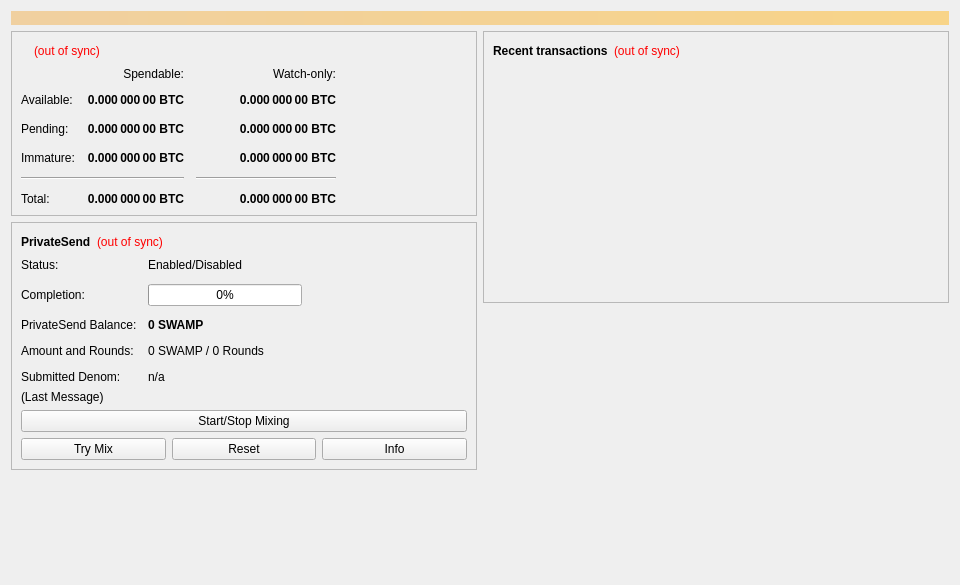
Before: the Qt Designer form src/qt/forms/overviewpage.ui in devilking6105/swamp, drawn with Qt 5.
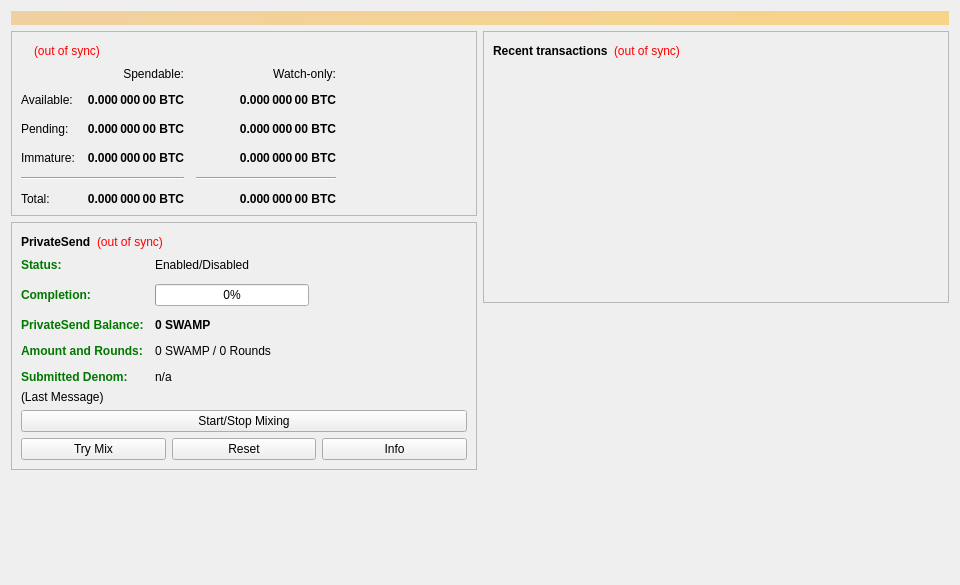
After: the same form once the commit is applied.

The edit to the form file:
```diff
--- a/src/qt/forms/overviewpage.ui
+++ b/src/qt/forms/overviewpage.ui
@@ -467,7 +467,7 @@
             <item row="0" column="0">
              <widget class="QLabel" name="labelPrivateSendEnabledText">
               <property name="text">
-               <string>Status:</string>
+               <string>&lt;html&gt;&lt;head/&gt;&lt;body&gt;&lt;p&gt;&lt;span style=&quot; font-weight:600; color:#007800;&quot;&gt;Status:&lt;/span&gt;&lt;/p&gt;&lt;/body&gt;&lt;/html&gt;</string>
               </property>
              </widget>
             </item>
@@ -481,7 +481,7 @@
             <item row="1" column="0">
              <widget class="QLabel" name="labelCompletitionText">
               <property name="text">
-               <string>Completion:</string>
+               <string>&lt;html&gt;&lt;head/&gt;&lt;body&gt;&lt;p&gt;&lt;span style=&quot; font-weight:600; color:#007800;&quot;&gt;Completion:&lt;/span&gt;&lt;/p&gt;&lt;/body&gt;&lt;/html&gt;</string>
               </property>
              </widget>
             </item>
@@ -501,7 +501,7 @@
             <item row="2" column="0">
              <widget class="QLabel" name="labelAnonymizedText">
               <property name="text">
-               <string>PrivateSend Balance:</string>
+               <string>&lt;html&gt;&lt;head/&gt;&lt;body&gt;&lt;p&gt;&lt;span style=&quot; font-weight:600; color:#007800;&quot;&gt;PrivateSend Balance:&lt;/span&gt;&lt;/p&gt;&lt;/body&gt;&lt;/html&gt;</string>
               </property>
              </widget>
             </item>
@@ -521,7 +521,7 @@
             <item row="3" column="0">
              <widget class="QLabel" name="labelAmountAndRoundsText">
               <property name="text">
-               <string>Amount and Rounds:</string>
+               <string>&lt;html&gt;&lt;head/&gt;&lt;body&gt;&lt;p&gt;&lt;span style=&quot; font-weight:600; color:#007800;&quot;&gt;Amount and Rounds:&lt;/span&gt;&lt;/p&gt;&lt;/body&gt;&lt;/html&gt;</string>
               </property>
              </widget>
             </item>
@@ -535,7 +535,7 @@
             <item row="4" column="0">
              <widget class="QLabel" name="labelSubmittedDenomText">
               <property name="text">
-               <string>Submitted Denom:</string>
+               <string>&lt;html&gt;&lt;head/&gt;&lt;body&gt;&lt;p&gt;&lt;span style=&quot; font-weight:600; color:#007800;&quot;&gt;Submitted Denom:&lt;/span&gt;&lt;/p&gt;&lt;/body&gt;&lt;/html&gt;</string>
               </property>
              </widget>
             </item>
```
Left out of the diff: 2 changed lines with no effect on the pictures.
